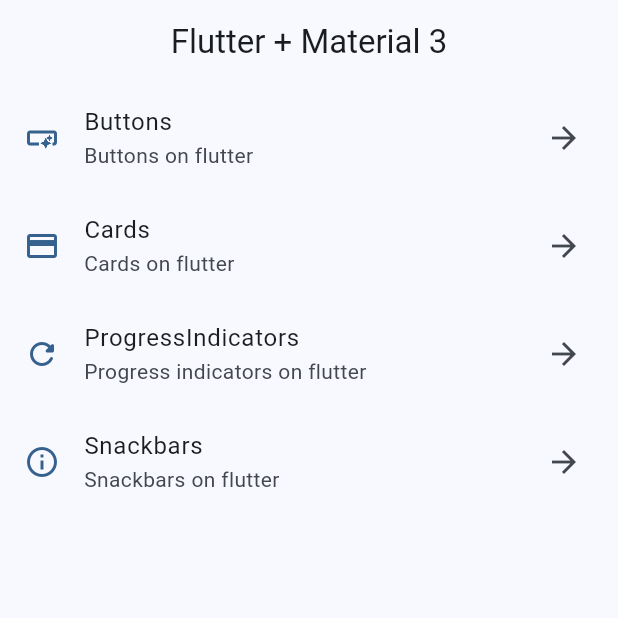
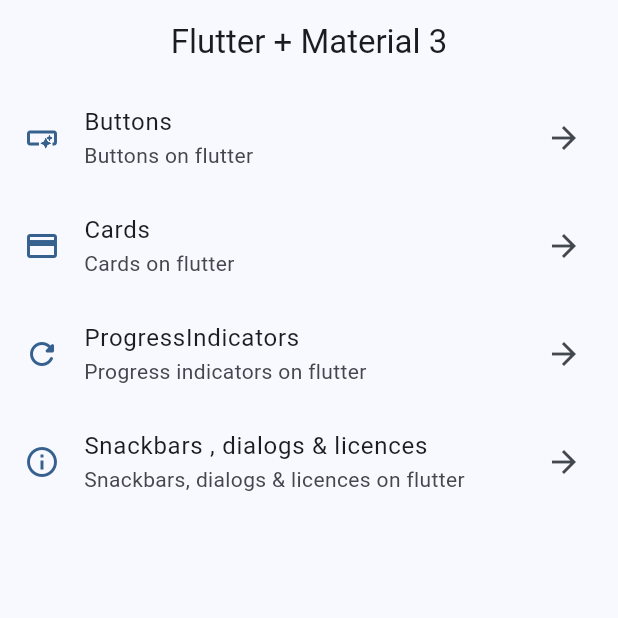
Before and after one commit to eserdeiro/widgets_app, a Flutter app: the screen it shows after launch, on a phone screen of 412 x 824 dp, the top half of it. Run offline on Flutter 3.47's test engine with Material 2 defaults, Android fonts, the phone set to English and light mode, and no system bars; our stand-ins replace go_router.

Commit message:
snackbars finished

```diff
--- a/lib/config/menu/menu_items.dart
+++ b/lib/config/menu/menu_items.dart
@@ -32,8 +32,8 @@ MenuItem(
   icon    : Icons.refresh_rounded),
 
   MenuItem(
-  title   : 'Snackbars ',
-  subTitle: 'Snackbars on flutter',
+  title   : 'Snackbars , dialogs & licences',
+  subTitle: 'Snackbars, dialogs & licences on flutter',
   url     : '/snackbars',
   icon    : Icons.info_outline)
 ];
--- a/lib/main.dart
+++ b/lib/main.dart
@@ -12,6 +12,7 @@ class MainApp extends StatelessWidget {
   @override
   Widget build(BuildContext context) {
     return  MaterialApp.router(
+      title: 'Flutter Widgets',
       routerConfig: appRouter,
       debugShowCheckedModeBanner: false,
       theme: AppTheme(selectedColor: 0).getTheme(),
```
Also changed, not shown: lib/presentation/screens/snackbar/snackbar_screen.dart (+57 -8 lines).
